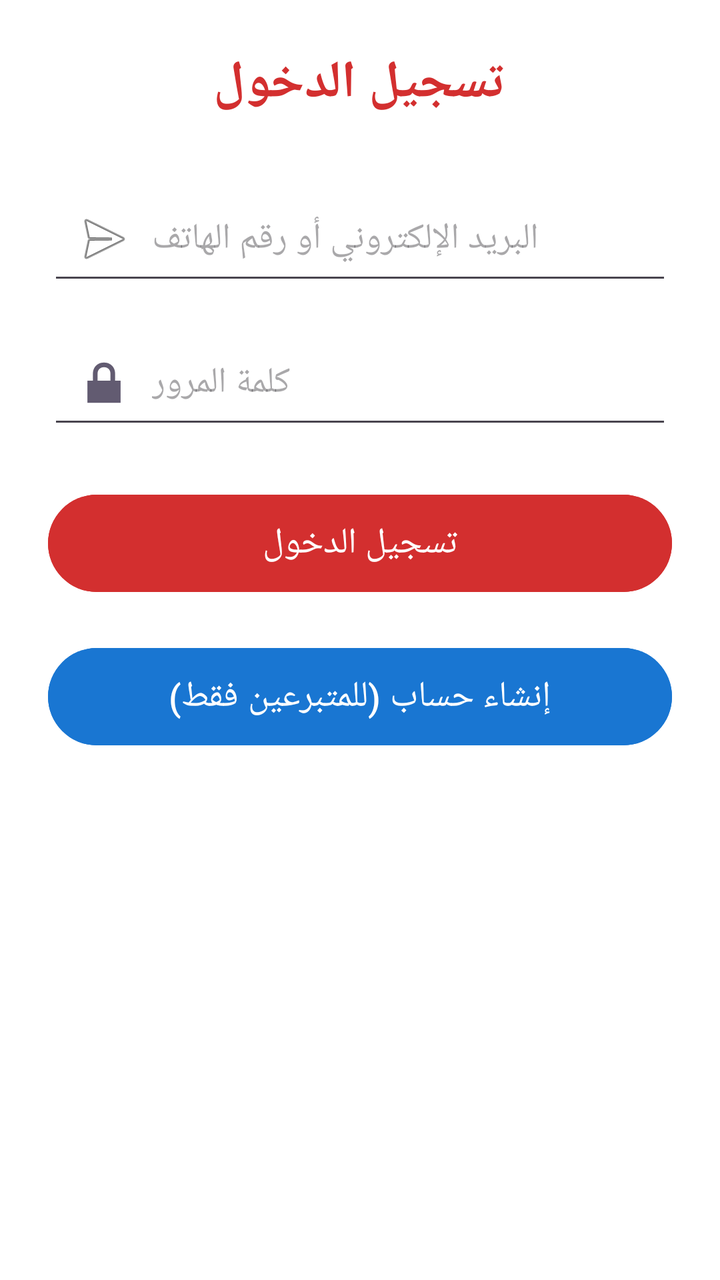
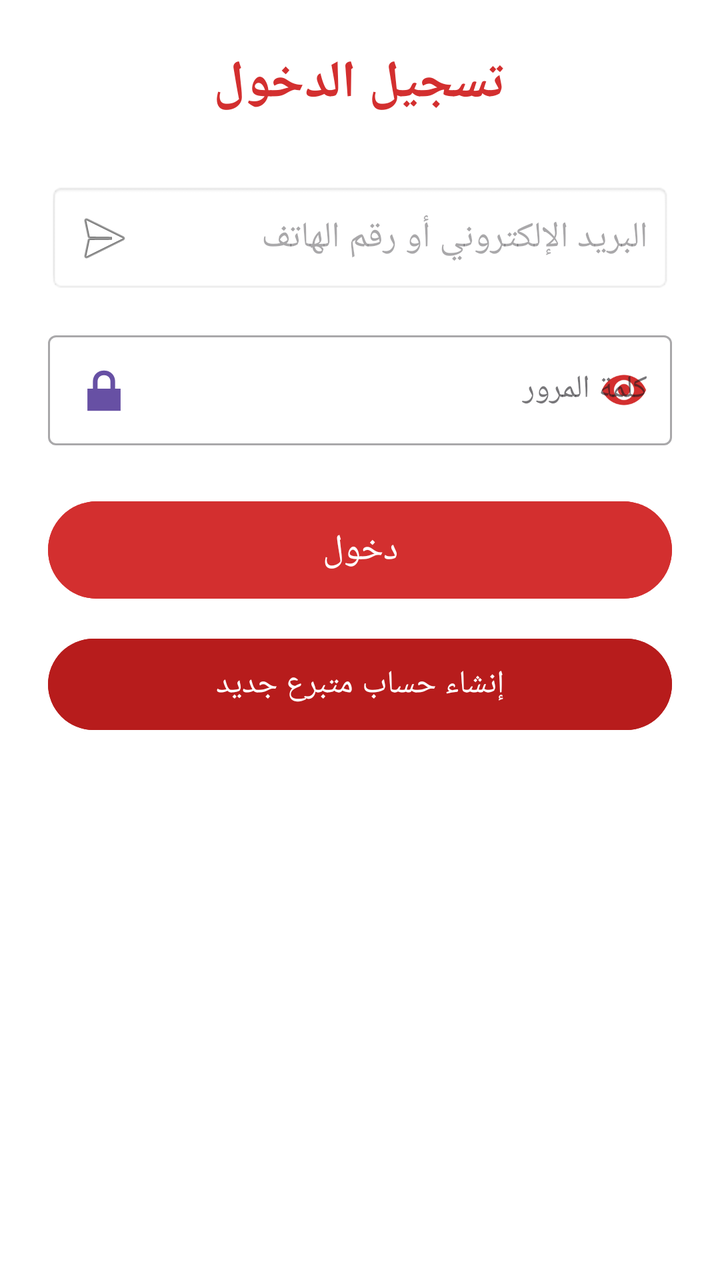

An Android layout rendered at two revisions. The XML below is the earlier revision; the diff shows what the commit changed to produce the second picture.
<!-- AndroidManifest.xml: application theme Theme.VivaLink -->
<!-- res/layout/activity_login.xml -->
<?xml version="1.0" encoding="utf-8"?>

<ScrollView xmlns:android="http://schemas.android.com/apk/res/android"
    android:layout_width="match_parent"
    android:layout_height="match_parent"
    android:background="#FFFFFF">

    <LinearLayout
        android:layout_width="match_parent"
        android:layout_height="wrap_content"
        android:orientation="vertical"
        android:gravity="center"
        android:padding="24dp">

        
        <TextView
            android:id="@+id/tvLoginTitle"
            android:layout_width="wrap_content"
            android:layout_height="wrap_content"
            android:text="تسجيل الدخول"
            android:textColor="#D32F2F"
            android:textSize="26sp"
            android:textStyle="bold"
            android:layout_marginBottom="32dp"/>

        
        <EditText
            android:id="@+id/etLoginEmailOrPhone"
            android:layout_width="match_parent"
            android:layout_height="wrap_content"
            android:hint="البريد الإلكتروني أو رقم الهاتف"
            android:inputType="textEmailAddress|phone"
            android:drawableStart="@android:drawable/ic_menu_send"
            android:drawablePadding="8dp"
            android:padding="12dp"
            android:layout_marginBottom="16dp"/>

        
        <EditText
            android:id="@+id/etLoginPassword"
            android:layout_width="match_parent"
            android:layout_height="wrap_content"
            android:hint="كلمة المرور"
            android:inputType="textPassword"
            android:drawableStart="@android:drawable/ic_lock_lock"
            android:drawablePadding="8dp"
            android:padding="12dp"
            android:layout_marginBottom="24dp"/>

        
        <Button
            android:id="@+id/btnSubmitLogin"
            android:layout_width="match_parent"
            android:layout_height="wrap_content"
            android:text="تسجيل الدخول"
            android:backgroundTint="#D32F2F"
            android:textColor="#FFFFFF"
            android:textSize="18sp"
            android:padding="12dp"
            android:layout_marginBottom="20dp"/>

        
        <Button
            android:id="@+id/btnGoToSignUp"
            android:layout_width="match_parent"
            android:layout_height="wrap_content"
            android:text="إنشاء حساب (للمتبرعين فقط)"
            android:backgroundTint="#1976D2"
            android:textColor="#FFFFFF"
            android:textSize="18sp"
            android:padding="12dp"/>

    </LinearLayout>
</ScrollView>
<!-- resources referenced by this layout -->
<resources>
  <style name="Theme.VivaLink" parent="Base.Theme.VivaLink" />
  <style name="Base.Theme.VivaLink" parent="Theme.Material3.DayNight.NoActionBar">
          
          
      </style>
</resources>

<!-- the commit's change to res/layout/activity_login.xml (unified diff, before → after) -->
@@ -1,6 +1,7 @@
 <?xml version="1.0" encoding="utf-8"?>
 
 <ScrollView xmlns:android="http://schemas.android.com/apk/res/android"
+    xmlns:app="http://schemas.android.com/apk/res-auto"
     android:layout_width="match_parent"
     android:layout_height="match_parent"
     android:background="#FFFFFF">
@@ -12,7 +13,6 @@
         android:gravity="center"
         android:padding="24dp">
 
-        
         <TextView
             android:id="@+id/tvLoginTitle"
             android:layout_width="wrap_content"
@@ -23,51 +23,56 @@
             android:textStyle="bold"
             android:layout_marginBottom="32dp"/>
 
-        
         <EditText
             android:id="@+id/etLoginEmailOrPhone"
             android:layout_width="match_parent"
-            android:layout_height="wrap_content"
+            android:layout_height="55dp"
             android:hint="البريد الإلكتروني أو رقم الهاتف"
-            android:inputType="textEmailAddress|phone"
+            android:inputType="text"
             android:drawableStart="@android:drawable/ic_menu_send"
             android:drawablePadding="8dp"
             android:padding="12dp"
+            android:background="@android:drawable/editbox_background"
             android:layout_marginBottom="16dp"/>
 
-        
-        <EditText
-            android:id="@+id/etLoginPassword"
+        <com.google.android.material.textfield.TextInputLayout
             android:layout_width="match_parent"
             android:layout_height="wrap_content"
-            android:hint="كلمة المرور"
-            android:inputType="textPassword"
-            android:drawableStart="@android:drawable/ic_lock_lock"
-            android:drawablePadding="8dp"
-            android:padding="12dp"
-            android:layout_marginBottom="24dp"/>
+            android:layout_marginBottom="24dp"
+            app:passwordToggleEnabled="true"
+            app:passwordToggleTint="#D32F2F"
+            style="@style/Widget.MaterialComponents.TextInputLayout.OutlinedBox">
 
-        
+            <com.google.android.material.textfield.TextInputEditText
+                android:id="@+id/etLoginPassword"
+                android:layout_width="match_parent"
+                android:layout_height="55dp"
+                android:hint="كلمة المرور"
+                android:inputType="textPassword"
+                android:drawableStart="@android:drawable/ic_lock_lock"
+                android:drawablePadding="8dp"
+                android:padding="12dp" />
+        </com.google.android.material.textfield.TextInputLayout>
+
         <Button
             android:id="@+id/btnSubmitLogin"
             android:layout_width="match_parent"
             android:layout_height="wrap_content"
-            android:text="تسجيل الدخول"
+            android:text="دخول"
             android:backgroundTint="#D32F2F"
             android:textColor="#FFFFFF"
             android:textSize="18sp"
             android:padding="12dp"
-            android:layout_marginBottom="20dp"/>
+            android:layout_marginBottom="12dp"/>
 
-        
         <Button
             android:id="@+id/btnGoToSignUp"
             android:layout_width="match_parent"
             android:layout_height="wrap_content"
-            android:text="إنشاء حساب (للمتبرعين فقط)"
-            android:backgroundTint="#1976D2"
+            android:text="إنشاء حساب متبرع جديد"
+            android:backgroundTint="#B71C1C"
             android:textColor="#FFFFFF"
-            android:textSize="18sp"
+            android:textSize="16sp"
             android:padding="12dp"/>
 
     </LinearLayout>
